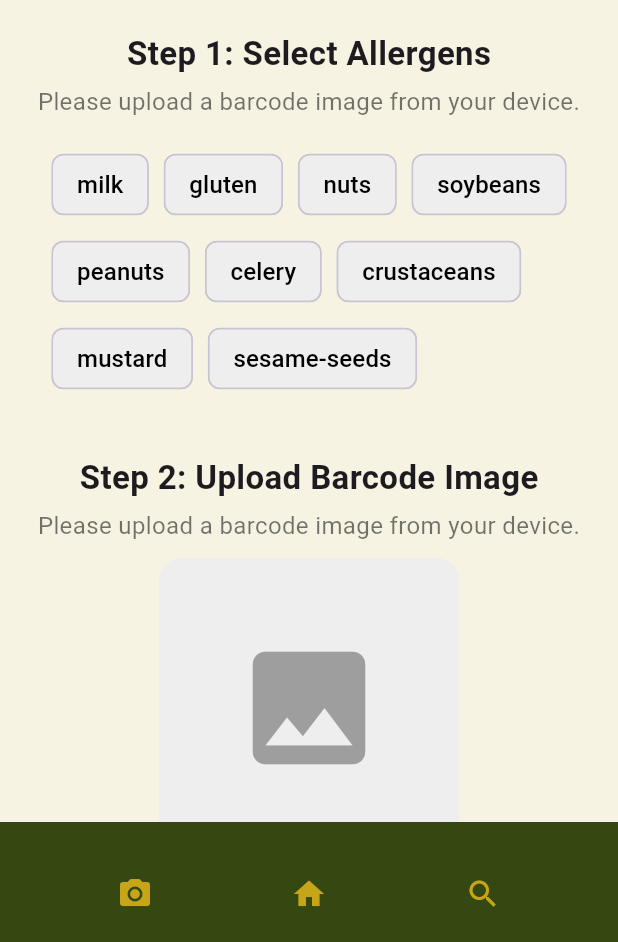
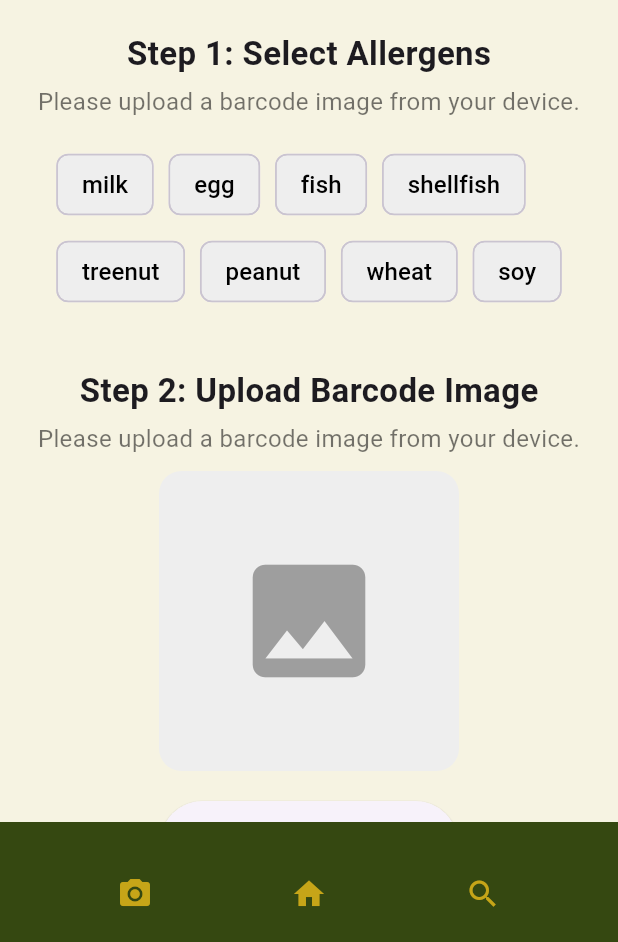
Before and after one commit to dramadas/capstone-2024-fall-allergenie, a Flutter app: the UploadImagePage screen opened directly, on a phone screen of 412 x 824 dp, the part 294-1236 px from its top. Run offline on Flutter 3.47's test engine with Material 3 defaults, Android fonts, the phone set to English and light mode, and no system bars; our stand-ins replace google_fonts, image_picker; missing offline and left inert: dart:html.

Commit message:
updated barcode detection allergen list

```diff
--- a/phoebe/allergenie_web/lib/upload_image_page.dart
+++ b/phoebe/allergenie_web/lib/upload_image_page.dart
@@ -23,16 +23,9 @@
 
   // List of allergens
   List<String> allergens = [
-    'milk',
-    'gluten',
-    'nuts',
-    'soybeans',
-    'peanuts',
-    'celery',
-    'crustaceans',
-    'mustard',
-    'sesame-seeds'
+    'milk', 'egg', 'fish', 'shellfish', 'treenut', 'peanut', 'wheat', 'soy',
   ];
+
   List<String> selectedAllergens = []; // Selected allergens
 
   // Step 1: Allergen Selection
```
